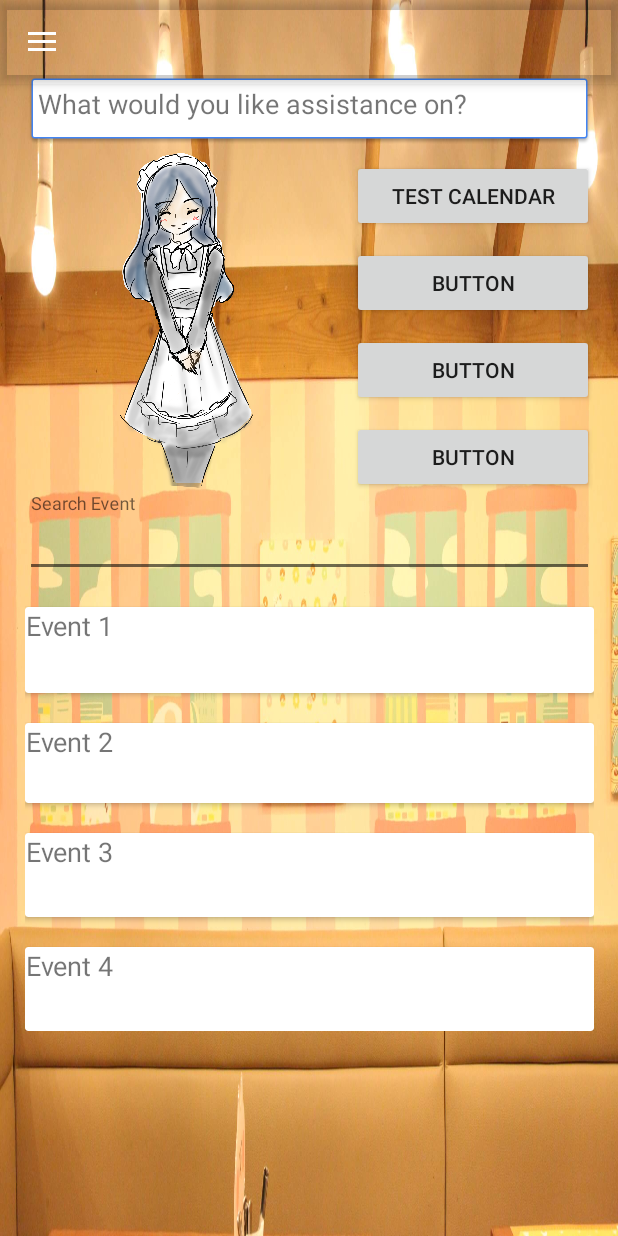
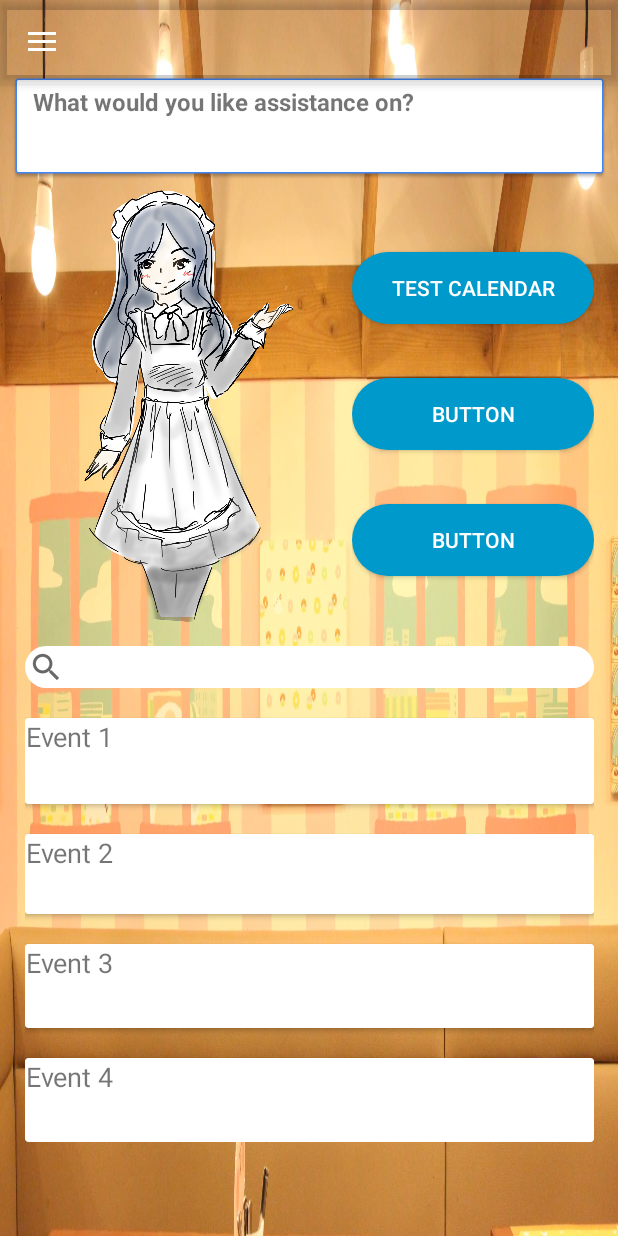
Before and after one commit to zic079/BAEBot, an Android app: the screen it shows after launch once a user with an empty profile is signed in (MainActivity), on a phone screen of 412 x 824 dp. Run offline under Robolectric (Android 15) with nearby library versions, the light colour scheme and no system bars; our stand-ins replace Firebase (no records; nobody signed in at launch, a user with empty details on screens opened directly); 1 statement that could not run was skipped.

Commit message:
Change style of buttons and the search bar

```diff
--- a/app/src/main/res/drawable/ic_button.xml
+++ b/app/src/main/res/drawable/ic_button.xml
@@ -1,4 +1,7 @@
 <?xml version="1.0" encoding="utf-8"?>
-<selector xmlns:android="http://schemas.android.com/apk/res/android">
+<shape xmlns:android="http://schemas.android.com/apk/res/android" android:shape="rectangle">
 
-</selector>
+    <solid android:color="@android:color/holo_blue_dark" />
+    <corners android:radius="25dp"/>
+
+</shape>
--- a/app/src/main/res/layout/activity_calendar.xml
+++ b/app/src/main/res/layout/activity_calendar.xml
@@ -28,6 +28,7 @@
         android:layout_height="wrap_content"
         android:layout_gravity="bottom|end"
         android:layout_margin="@dimen/fab_margin"
-        app:srcCompat="@android:drawable/ic_input_add" />
+        app:backgroundTint="@color/colorPrimary"
+        app:srcCompat="@drawable/ic_add_black_24dp" />
 
 </android.support.design.widget.CoordinatorLayout>
--- a/app/src/main/res/layout/app_bar_main.xml
+++ b/app/src/main/res/layout/app_bar_main.xml
@@ -9,17 +9,15 @@
     <android.support.design.widget.AppBarLayout
         android:layout_width="match_parent"
         android:layout_height="?attr/actionBarSize"
-        android:theme="@style/AppTheme.AppBarOverlay"
         android:fitsSystemWindows="true"
-        >
+        android:theme="@style/AppTheme.AppBarOverlay">
 
         <android.support.v7.widget.Toolbar
             android:id="@+id/toolbar"
             android:layout_width="match_parent"
             android:layout_height="match_parent"
             android:background="?attr/colorPrimary"
-            app:popupTheme="@style/AppTheme.PopupOverlay"
-            />
+            app:popupTheme="@style/AppTheme.PopupOverlay" />
 
     </android.support.design.widget.AppBarLayout>
 
--- a/app/src/main/res/layout/content_main.xml
+++ b/app/src/main/res/layout/content_main.xml
@@ -28,13 +28,16 @@
             <TextView
                 android:id="@+id/textView2"
                 android:layout_width="match_parent"
-                android:layout_height="wrap_content"
-                android:layout_marginLeft="@dimen/activity_horizontal_margin"
-                android:layout_marginRight="@dimen/activity_horizontal_margin"
+                android:layout_height="72dp"
+                android:layout_marginLeft="5dp"
+                android:layout_marginRight="5dp"
                 android:layout_weight="0"
                 android:background="@drawable/common_google_signin_btn_icon_dark_normal_background"
+                android:paddingLeft="@dimen/activity_horizontal_margin"
                 android:text="What would you like assistance on?"
-                android:textSize="18sp" />
+                android:textAlignment="viewStart"
+                android:textSize="16sp"
+                android:textStyle="bold" />
 
 
             <LinearLayout
@@ -52,7 +55,7 @@
                     android:layout_weight="1"
                     android:background="@android:color/transparent"
                     android:scaleType="fitCenter"
-                    app:srcCompat="@drawable/maid2" />
+                    app:srcCompat="@drawable/maid1" />
 
 
                 <LinearLayout
@@ -63,50 +66,46 @@
 
                     <Space
                         android:layout_width="match_parent"
-                        android:layout_height="10dp" />
+                        android:layout_height="48dp" />
 
 
                     <Button
                         android:id="@+id/button1"
+                        style="@style/Widget.AppCompat.Button.Colored"
                         android:layout_width="match_parent"
                         android:layout_height="wrap_content"
+                        android:background="@drawable/ic_button"
                         android:text="TEST Calendar" />
 
 
                     <Space
                         android:layout_width="match_parent"
-                        android:layout_height="10dp" />
-
+                        android:layout_height="36dp" />
 
                     <Button
                         android:id="@+id/button2"
+                        style="@style/Widget.AppCompat.Button.Colored"
                         android:layout_width="match_parent"
                         android:layout_height="wrap_content"
+                        android:background="@drawable/ic_button"
                         android:text="Button" />
 
 
                     <Space
                         android:layout_width="match_parent"
-                        android:layout_height="10dp" />
-
+                        android:layout_height="36dp" />
 
                     <Button
-                        android:id="@+id/button3"
+                        android:id="@+id/button4"
+                        style="@style/Widget.AppCompat.Button.Colored"
                         android:layout_width="match_parent"
                         android:layout_height="wrap_content"
+                        android:background="@drawable/ic_button"
                         android:text="Button" />
-
 
                     <Space
                         android:layout_width="match_parent"
-                        android:layout_height="10dp" />
-
-
-                    <Button
-                        android:id="@+id/button4"
-                        android:layout_width="match_parent"
-                        android:layout_height="wrap_content"
-                        android:text="Button" />
+                        android:layout_height="36dp" />
 
 
                 </LinearLayout>
@@ -125,8 +124,11 @@
                     android:layout_height="wrap_content"
                     android:layout_marginLeft="@dimen/activity_horizontal_margin"
                     android:layout_marginRight="@dimen/activity_horizontal_margin"
-                    android:hint="Search Event"
-                    android:textSize="18sp" />
+                    android:background="@drawable/ic_button"
+                    android:backgroundTint="@color/common_google_signin_btn_text_dark_default"
+                    android:drawableLeft="?android:attr/actionModeWebSearchDrawable"
+                    android:padding="2dp"
+                    android:textSize="14sp" />
             </android.support.design.widget.TextInputLayout>
 
 
```
